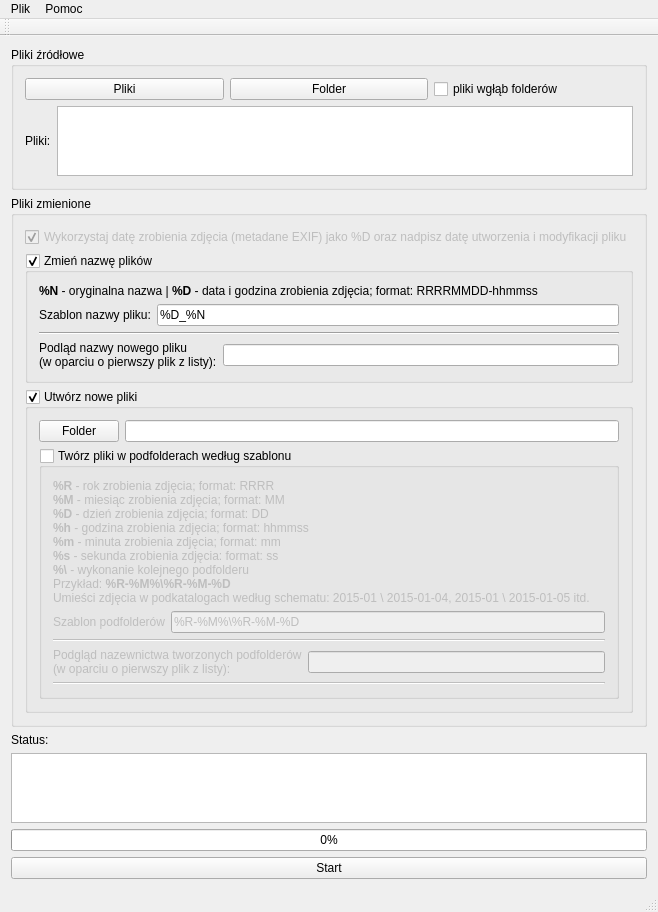
Above: PhotoDateOrganizer/MainWindow.ui from killdaclick/photodateorganizer before the change. Below: the same form after it.
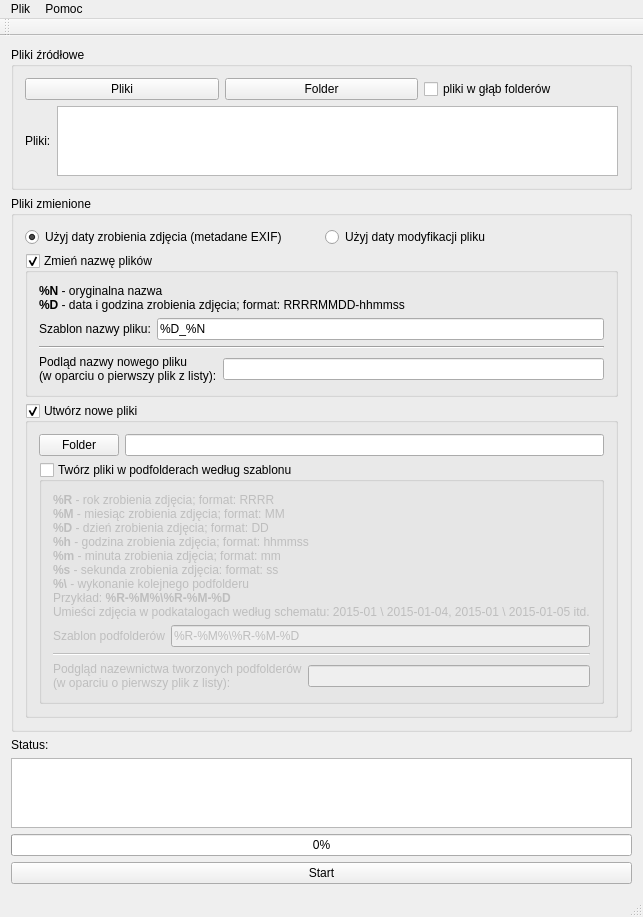
That is the form after the change.

Commit message: Add all planned functionalities except reading from modification file attribute (main function is to use EXIF "taken" photo atribute)

```diff
--- a/PhotoDateOrganizer/MainWindow.ui
+++ b/PhotoDateOrganizer/MainWindow.ui
@@ -6,8 +6,8 @@
    <rect>
     <x>0</x>
     <y>0</y>
-    <width>626</width>
-    <height>876</height>
+    <width>615</width>
+    <height>911</height>
    </rect>
   </property>
   <property name="windowTitle">
@@ -43,7 +43,7 @@
          <item>
           <widget class="QCheckBox" name="recursiveFoldersCheckbox">
            <property name="text">
-            <string>pliki wgłąb folderów</string>
+            <string>pliki w głąb folderów</string>
            </property>
           </widget>
          </item>
@@ -83,20 +83,34 @@
       </property>
       <layout class="QVBoxLayout" name="verticalLayout_3">
        <item>
-        <widget class="QCheckBox" name="changeDatesUsingExif">
-         <property name="enabled">
-          <bool>false</bool>
+        <layout class="QHBoxLayout" name="horizontalLayout_9">
+         <property name="topMargin">
+          <number>0</number>
          </property>
-         <property name="text">
-          <string>Wykorzystaj datę zrobienia zdjęcia (metadane EXIF) jako %D oraz nadpisz datę utworzenia i modyfikacji pliku</string>
-         </property>
-         <property name="checkable">
-          <bool>true</bool>
-         </property>
-         <property name="checked">
-          <bool>true</bool>
-         </property>
-        </widget>
+         <item>
+          <widget class="QRadioButton" name="useExifDate">
+           <property name="text">
+            <string>Użyj daty zrobienia zdjęcia (metadane EXIF)</string>
+           </property>
+           <property name="checked">
+            <bool>true</bool>
+           </property>
+           <attribute name="buttonGroup">
+            <string notr="true">buttonGroup</string>
+           </attribute>
+          </widget>
+         </item>
+         <item>
+          <widget class="QRadioButton" name="useModificationDate">
+           <property name="text">
+            <string>Użyj daty modyfikacji pliku</string>
+           </property>
+           <attribute name="buttonGroup">
+            <string notr="true">buttonGroup</string>
+           </attribute>
+          </widget>
+         </item>
+        </layout>
        </item>
        <item>
         <widget class="QGroupBox" name="changeOutputFileName">
@@ -115,7 +129,7 @@
             <item>
              <widget class="QLabel" name="label_2">
               <property name="text">
-               <string>&lt;html&gt;&lt;head/&gt;&lt;body&gt;&lt;p&gt;&lt;span style=&quot; font-weight:600;&quot;&gt;%N&lt;/span&gt; - oryginalna nazwa | &lt;span style=&quot; font-weight:600;&quot;&gt;%D&lt;/span&gt; - data i godzina zrobienia zdjęcia; format: RRRRMMDD-hhmmss&lt;/p&gt;&lt;/body&gt;&lt;/html&gt;</string>
+               <string>&lt;html&gt;&lt;head/&gt;&lt;body&gt;&lt;p&gt;&lt;span style=&quot; font-weight:600;&quot;&gt;%N&lt;/span&gt; - oryginalna nazwa&lt;br/&gt;&lt;span style=&quot; font-weight:600;&quot;&gt;%D&lt;/span&gt; - data i godzina zrobienia zdjęcia; format: RRRRMMDD-hhmmss&lt;/p&gt;&lt;/body&gt;&lt;/html&gt;</string>
               </property>
               <property name="textFormat">
                <enum>Qt::RichText</enum>
@@ -289,13 +303,6 @@
                </item>
               </layout>
              </item>
-             <item>
-              <widget class="Line" name="line_2">
-               <property name="orientation">
-                <enum>Qt::Horizontal</enum>
-               </property>
-              </widget>
-             </item>
             </layout>
            </widget>
           </item>
@@ -365,7 +372,7 @@
     <rect>
      <x>0</x>
      <y>0</y>
-     <width>626</width>
+     <width>615</width>
      <height>21</height>
     </rect>
    </property>
```
Left out of the diff: 19 changed lines with no effect on the pictures. The commit also changes 2 other files.
